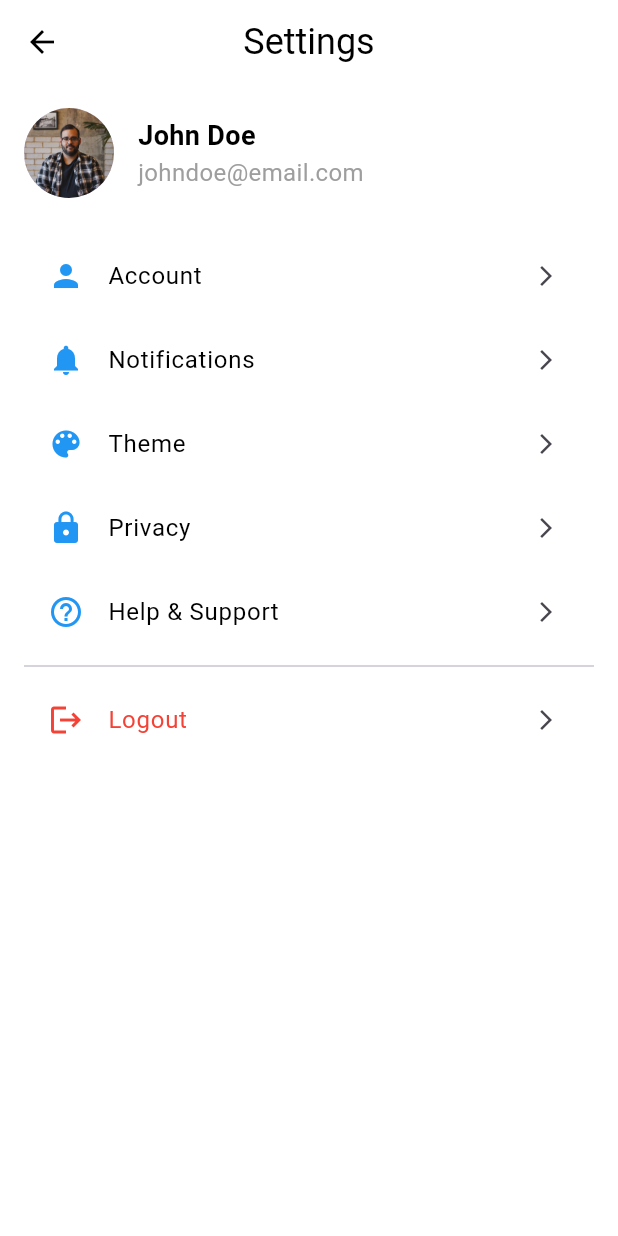
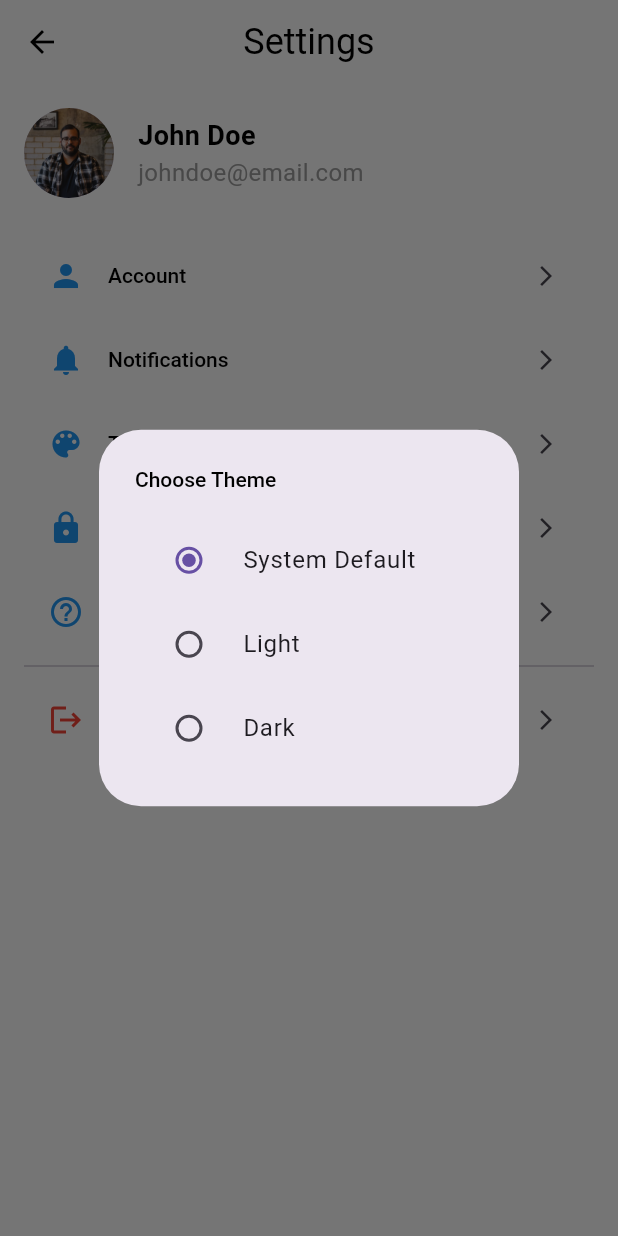
Before and after one commit to jayashz/kabar_news, a Flutter app: the SettingsWidget screen opened directly, after a tap on "Theme", on a phone screen of 412 x 824 dp. Run offline on Flutter 3.47's test engine with Material 3 defaults, Android fonts, the phone set to English and light mode, and no system bars; our stand-ins replace carousel_slider, cloud_firestore, dartz, dio, email_validator, firebase_auth and 9 more; accounts and stored records are empty.

Commit message:
Added: added theme switcher
Now the users can switch between dark and light theme or default to system

```diff
--- a/lib/common/custom_themes.dart
+++ b/lib/common/theme/custom_themes.dart
@@ -77,7 +77,7 @@ class CustomThemes {
       ),
       headlineSmall: TextStyle(
         fontSize: 14,
-        color: Colors.black,
+        color: Colors.white,
         fontWeight: FontWeight.w500,
       ),
     ),
--- /dev/null
+++ b/lib/common/theme/theme_cubit.dart
@@ -0,0 +1,26 @@
+import 'package:flutter/material.dart';
+import 'package:hydrated_bloc/hydrated_bloc.dart';
+
+class ThemeCubit extends HydratedCubit<ThemeMode> {
+  ThemeCubit() : super(ThemeMode.system);
+
+  void setTheme(ThemeMode mode) => emit(mode);
+
+  @override
+  ThemeMode fromJson(Map<String, dynamic> json) {
+    final theme = json['theme'] as String?;
+    switch (theme) {
+      case 'light':
+        return ThemeMode.light;
+      case 'dark':
+        return ThemeMode.dark;
+      default:
+        return ThemeMode.system;
+    }
+  }
+
+  @override
+  Map<String, dynamic> toJson(ThemeMode state) {
+    return {'theme': state.toString().split('.').last};
+  }
+}
--- /dev/null
+++ b/lib/features/settings/ui/widgets/dialog/show_theme_dialog.dart
@@ -0,0 +1,49 @@
+import 'package:flutter/material.dart';
+import 'package:flutter_bloc/flutter_bloc.dart';
+import 'package:kabar_news/common/theme/theme_cubit.dart';
+
+void showThemeDialog(BuildContext context) {
+  final cubit = context.read<ThemeCubit>();
+  final current = cubit.state;
+
+  showDialog(
+    context: context,
+    builder: (context) {
+      return AlertDialog(
+        title: const Text("Choose Theme"),
+        content: Column(
+          mainAxisSize: MainAxisSize.min,
+          children: [
+            RadioListTile<ThemeMode>(
+              title: const Text("System Default"),
+              value: ThemeMode.system,
+              groupValue: current,
+              onChanged: (val) {
+                cubit.setTheme(val!);
+                Navigator.pop(context);
+              },
+            ),
+            RadioListTile<ThemeMode>(
+              title: const Text("Light"),
+              value: ThemeMode.light,
+              groupValue: current,
+              onChanged: (val) {
+                cubit.setTheme(val!);
+                Navigator.pop(context);
+              },
+            ),
+            RadioListTile<ThemeMode>(
+              title: const Text("Dark"),
+              value: ThemeMode.dark,
+              groupValue: current,
+              onChanged: (val) {
+                cubit.setTheme(val!);
+                Navigator.pop(context);
+              },
+            ),
+          ],
+        ),
+      );
+    },
+  );
+}
--- a/lib/features/settings/ui/widgets/settings_widget.dart
+++ b/lib/features/settings/ui/widgets/settings_widget.dart
@@ -3,6 +3,7 @@ import 'package:flutter/material.dart';
 import 'package:go_router/go_router.dart';
 import 'package:kabar_news/common/bloc/assets.dart';
 import 'package:kabar_news/common/router/route_path.dart';
+import 'package:kabar_news/features/settings/ui/widgets/dialog/show_theme_dialog.dart';
 
 class SettingsWidget extends StatelessWidget {
   const SettingsWidget({super.key});
@@ -57,7 +58,7 @@ class SettingsWidget extends StatelessWidget {
           SettingsTile(
             icon: Icons.color_lens,
             title: 'Theme',
-            onTap: () {},
+            onTap: () => showThemeDialog(context),
           ),
           SettingsTile(
             icon: Icons.lock,
@@ -113,13 +114,7 @@ class SettingsTile extends StatelessWidget {
   Widget build(BuildContext context) {
     return ListTile(
       leading: Icon(icon, color: iconColor ?? Colors.blue),
-      title: Text(
-        title,
-        style: TextStyle(
-          fontSize: 16,
-          color: textColor ?? Colors.black,
-        ),
-      ),
+      title: Text(title, style: Theme.of(context).textTheme.headlineSmall!),
       trailing: const Icon(Icons.arrow_forward_ios, size: 16),
       onTap: onTap,
     );
--- a/pubspec.yaml
+++ b/pubspec.yaml
@@ -52,6 +52,8 @@ dependencies:
   carousel_slider: ^5.0.0
   cloud_firestore: ^5.6.7
   uuid: ^4.5.1
+  hydrated_bloc: ^10.0.0
+  path_provider: ^2.1.5
 
 dev_dependencies:
   flutter_test:
```
Also changed, not shown: lib/main.dart (+21 -4 lines), pubspec.lock, 5 other files.
